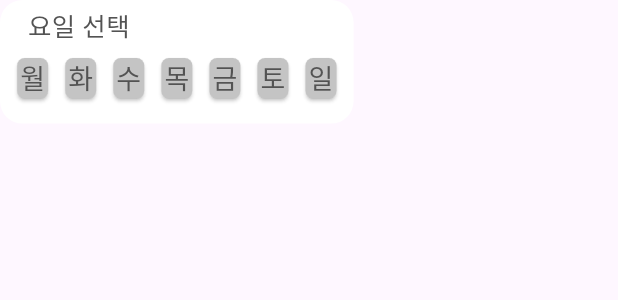
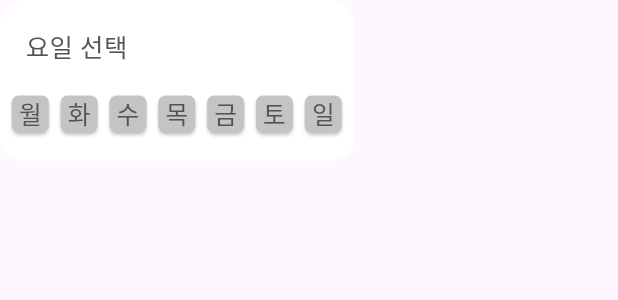
Before and after one commit to NoGravyBeef/SWE, a Flutter app: what fixdays() shows on an empty page, opened directly, on a phone screen of 412 x 824 dp. Shown: the top 300 px of the screen. Run offline on Flutter 3.47's test engine with Material 3 defaults, Android fonts, the phone set to English and light mode, and no system bars; our stand-ins replace dotted_line, table_calendar; Roboto replaces fonts that are missing (Jet Brain).

Commit message:
동적으로 변경 3트

```diff
--- a/lib/widgets/fixdays.dart
+++ b/lib/widgets/fixdays.dart
@@ -15,23 +15,21 @@ class _fixdaysState extends State<fixdays> {
 
     return Container(
       width: screenSize.width * 0.5722,
-      height: screenSize.height * 0.1,
+      height: screenSize.height * 0.13,
       decoration: BoxDecoration(
           borderRadius: BorderRadius.circular(15), color: Colors.white),
-      child: Column(
+      child: const Column(
         crossAxisAlignment: CrossAxisAlignment.start,
+        mainAxisAlignment: MainAxisAlignment.spaceEvenly,
         children: [
           Padding(
-            padding: EdgeInsets.only(
-                left: screenSize.width * 0.045,
-                top: screenSize.height * 0.00575,
-                bottom: 8),
-            child: const Text(
+            padding: EdgeInsets.only(left: 17),
+            child: Text(
               '요일 선택',
               style: TextStyle(fontSize: 17, color: Color(0xff535353)),
             ),
           ),
-          const Row(
+          Row(
             mainAxisAlignment: MainAxisAlignment.spaceEvenly,
             children: [
               fixdays_days(days: '월'),
--- a/lib/widgets/fixdays_days.dart
+++ b/lib/widgets/fixdays_days.dart
@@ -13,8 +13,8 @@ class _fixdays_daysState extends State<fixdays_days> {
   Widget build(BuildContext context) {
     var screenSize = MediaQuery.of(context).size;
     return SizedBox(
-      width: screenSize.width * 0.05,
-      height: screenSize.height * 0.0325,
+      height: screenSize.height * 0.03,
+      width: screenSize.height * 0.03,
       child: ElevatedButton(
           style: ElevatedButton.styleFrom(
               minimumSize: Size.zero,
@@ -25,7 +25,11 @@ class _fixdays_daysState extends State<fixdays_days> {
           onPressed: () {},
           child: Text(
             widget.days,
-            style: const TextStyle(color: Color(0xff535353), fontSize: 18),
+            style: TextStyle(
+                color: const Color(0xff535353),
+                fontSize: screenSize.height * 0.02,
+                fontFamily: 'Jet Brain',
+                fontWeight: FontWeight.w500),
           )),
     );
   }
```
Also changed, not shown: lib/popup/holyday_setup.dart (+5 -6 lines), lib/screens/settings.dart (+17 -2 lines).
